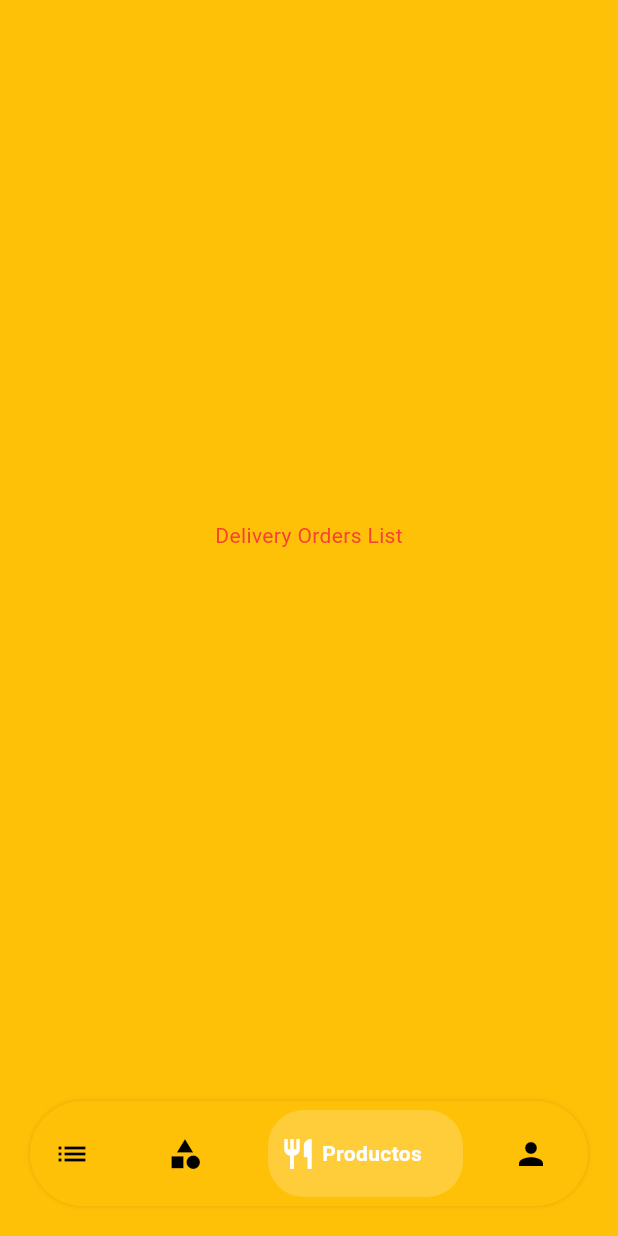
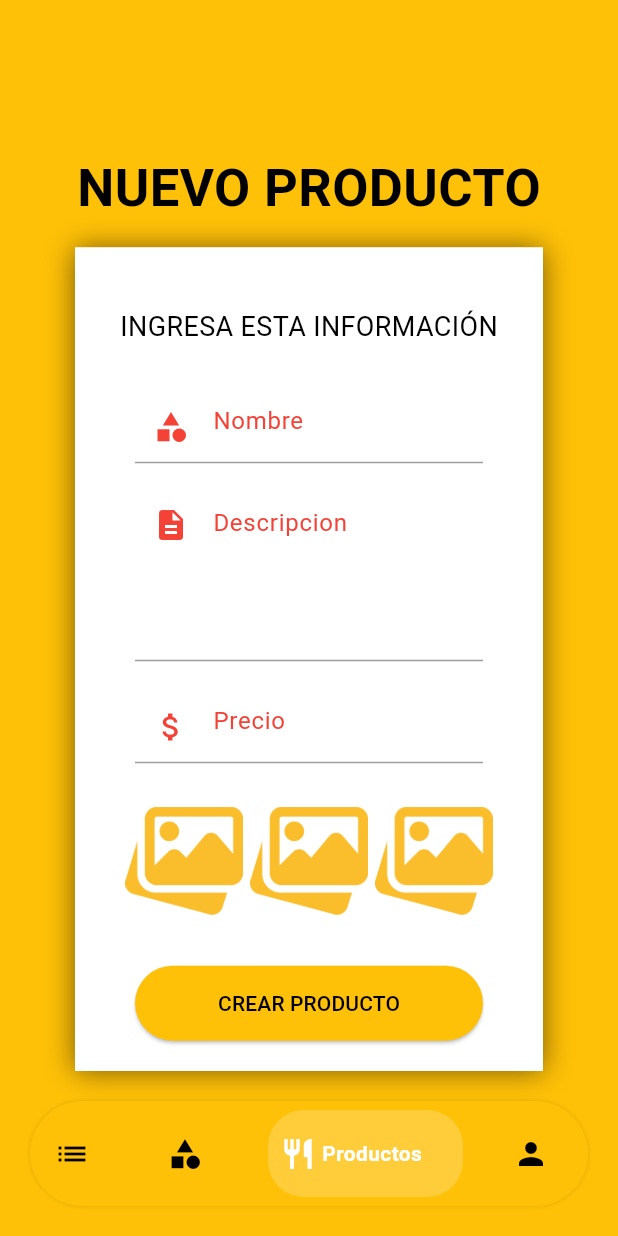
Before and after one commit to Gherrera99/delivery_flutter_umsa, a Flutter app: the RestaurantHomePage screen opened by its route, item 3 of the bottom bar chosen, on a phone screen of 412 x 824 dp. Run offline on Flutter 3.47's test engine with Material 3 defaults, Android fonts, the phone set to English and light mode, and no system bars; our stand-ins replace get, get_storage, image_picker, sn_progress_dialog; accounts and stored records are empty.

Commit message:
56. Formulario para crear un nuevo producto (parte 1)

```diff
--- a/lib/main.dart
+++ b/lib/main.dart
@@ -62,7 +62,7 @@ class _MyAppState extends State<MyApp> {
       theme: ThemeData(
           primaryColor: Colors.amber,
           colorScheme: ColorScheme(
-            primary: Colors.amber,
+              primary: Colors.black,
               secondary: Colors.amberAccent,
               brightness: Brightness.light,
               onBackground: Colors.grey,
--- a/lib/src/pages/restaurant/home/restaurant_home_page.dart
+++ b/lib/src/pages/restaurant/home/restaurant_home_page.dart
@@ -5,6 +5,7 @@ import 'package:delivery_flutter_app/src/pages/delivery/orders/list/delivery_ord
 import 'package:delivery_flutter_app/src/pages/restaurant/categories/create/restaurant_categories_create_page.dart';
 import 'package:delivery_flutter_app/src/pages/restaurant/home/restaurant_home_controller.dart';
 import 'package:delivery_flutter_app/src/pages/restaurant/orders/list/restaurant_orders_list_page.dart';
+import 'package:delivery_flutter_app/src/pages/restaurant/products/restaurant_products_create_page.dart';
 import 'package:delivery_flutter_app/src/utils/custom_animated_bottom_bar.dart';
 import 'package:flutter/material.dart';
 import 'package:get/get.dart';
@@ -23,7 +24,7 @@ class RestaurantHomePage extends StatelessWidget {
         children: [
           RestaurantOrdersListPage(),
           RestaurantCategoriesCreatePage(),
-          DeliveryOrdersListPage(),
+          RestaurantProductsCreatePage(),
           ClientProfileInfoPage()
         ],
       ))
--- /dev/null
+++ b/lib/src/pages/restaurant/products/restaurant_products_create_page.dart
@@ -0,0 +1,207 @@
+import 'dart:io';
+
+import 'package:delivery_flutter_app/src/pages/restaurant/categories/create/restaurant_categories_create_controller.dart';
+import 'package:delivery_flutter_app/src/pages/restaurant/products/restaurant_products_create_controller.dart';
+import 'package:flutter/material.dart';
+import 'package:get/get.dart';
+
+class RestaurantProductsCreatePage extends StatelessWidget {
+
+  RestaurantProductsCreateController con = Get.put(RestaurantProductsCreateController());
+
+  @override
+  Widget build(BuildContext context) {
+    return Scaffold(
+      body: Stack( // POSICIONAR ELEMENTOS UNO DEBAJO DEL OTRO
+        children: [
+          _backgroundCover(context),
+          _boxForm(context),
+          _textNewCategory(context),
+
+        ],
+      ),
+    );
+  }
+
+
+
+  Widget _backgroundCover(BuildContext context){
+    return Container(
+      width: double.infinity,
+      height: MediaQuery.of(context).size.height * 0.35,
+      color: Colors.amber,
+    );
+  }
+
+  Widget _boxForm(BuildContext context){
+    return Container(
+      height: MediaQuery.of(context).size.height * 0.7,
+      margin: EdgeInsets.only(top: MediaQuery.of(context).size.height * 0.2, left: 50, right: 50),
+      decoration: BoxDecoration(
+          color: Colors.white,
+          boxShadow: <BoxShadow>[
+            BoxShadow(
+                color: Colors.black54,
+                blurRadius: 15,
+                offset: Offset(0, 0.75)
+            )
+          ]
+      ),
+      child: SingleChildScrollView(
+        child: Column(
+          children: [
+
+            _textYourInfo(),
+            _textFieldName(),
+            _textFieldDescription(),
+            _textFieldPrice(),
+            Container(
+              margin: EdgeInsets.only(top: 15),
+              child: Row(
+                mainAxisAlignment: MainAxisAlignment.center,
+                children: [
+                  GetBuilder <RestaurantProductsCreateController>(
+                    builder: (value) => _cardimage(context, con.imageFile1, 1),
+                  ),
+                  SizedBox(width: 5),
+                  GetBuilder <RestaurantProductsCreateController>(
+                    builder: (value) => _cardimage(context, con.imageFile2, 2),
+                  ),
+                  SizedBox(width: 5),
+                  GetBuilder <RestaurantProductsCreateController>(
+                    builder: (value) => _cardimage(context, con.imageFile3, 3),
+                  ),
+
+                ],
+              ),
+            ),
+            _buttonCreate(context)
+          ],
+        ),
+      ),
+    );
+  }
+
+
+  Widget _cardimage(BuildContext context, File? imageFile, int numberFile) {
+    return GestureDetector(
+          onTap: () => con.showAlertDialog(context, numberFile),
+          child: Container(
+              height: 100,
+              width: MediaQuery.of(context).size.width * 0.19,
+              child: imageFile != null
+                  ? Image.file(
+                imageFile,
+                fit: BoxFit.cover,
+              )
+                  :Image(
+                image: AssetImage('assets/img/cover_image.png'),
+              )
+          ),
+    );
+  }
+
+
+
+        Widget _textFieldName(){
+    return Container(
+      margin: EdgeInsets.symmetric(horizontal: 40),
+      child: TextField(
+        controller: con.nameController,
+        keyboardType: TextInputType.text,
+        decoration: InputDecoration(
+            hintText: 'Nombre',
+            prefixIcon: Icon(Icons.category)
+        ),
+      ),
+    );
+  }
+
+  Widget _textFieldPrice(){
+    return Container(
+      margin: EdgeInsets.symmetric(horizontal: 40),
+      child: TextField(
+        controller: con.priceController,
+        keyboardType: TextInputType.number,
+        decoration: InputDecoration(
+            hintText: 'Precio',
+            prefixIcon: Icon(Icons.attach_money)
+        ),
+      ),
+    );
+  }
+
+  Widget _textFieldDescription(){
+    return Container(
+      margin: EdgeInsets.symmetric(horizontal: 40, vertical: 20),
+      child: TextField(
+        controller: con.descriptionController,
+        keyboardType: TextInputType.emailAddress,
+        maxLines: 4,
+        decoration: InputDecoration(
+            hintText: 'Descripcion',
+            prefixIcon: Container(
+              margin: EdgeInsets.only(bottom: 70),
+                child: Icon(Icons.description)
+
+            )
+        ),
+      ),
+    );
+  }
+
+
+
+
+  Widget _buttonCreate(BuildContext context) {
+    return Container(
+      width: double.infinity,
+      margin: EdgeInsets.symmetric(horizontal: 40, vertical: 20),
+      child: ElevatedButton(
+         onPressed: () => con.createCategory(),
+          style: ElevatedButton.styleFrom(
+              padding: EdgeInsets.symmetric(vertical: 15)
+          ),
+          child: Text(
+            'CREAR PRODUCTO',
+            style: TextStyle(
+                color: Colors.black
+            ),
+          )
+      ),
+    );
+  }
+
+  Widget _textNewCategory(BuildContext context){
+
+    return SafeArea(
+      child: Container(
+        margin: EdgeInsets.only(top:100),
+        alignment: Alignment.topCenter,
+        child: Text(
+            'NUEVO PRODUCTO',
+            style: TextStyle(
+              fontWeight: FontWeight.bold,
+              color: Colors.black,
+              fontSize: 35,
+            )
+        ),
+      ),
+    );
+  }
+
+  Widget _textYourInfo(){
+    return Container(
+      margin: EdgeInsets.only(top: 40, bottom: 30),
+      child: Text(
+        'INGRESA ESTA INFORMACIÓN',
+        style: TextStyle(
+          color: Colors.black,
+          fontSize: 18,
+        ),
+      ),
+    );
+  }
+
+
+}
```
Also changed, not shown: lib/src/pages/restaurant/products/restaurant_products_create_controller.dart (added, +121 -0 lines). Lines whose indentation alone changed are shown as unchanged.
